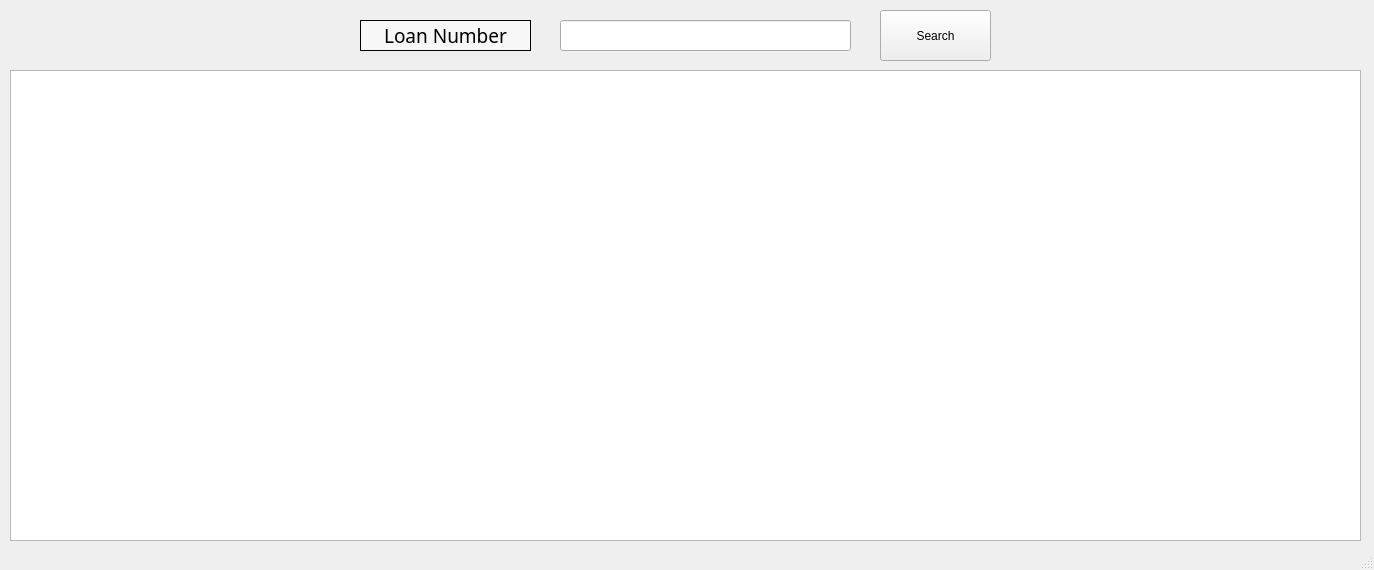
Qt form app/src/pages/search/guarantor.ui (DY-Microfinance-Customer-Management/dymf-algorithm) before a commit.
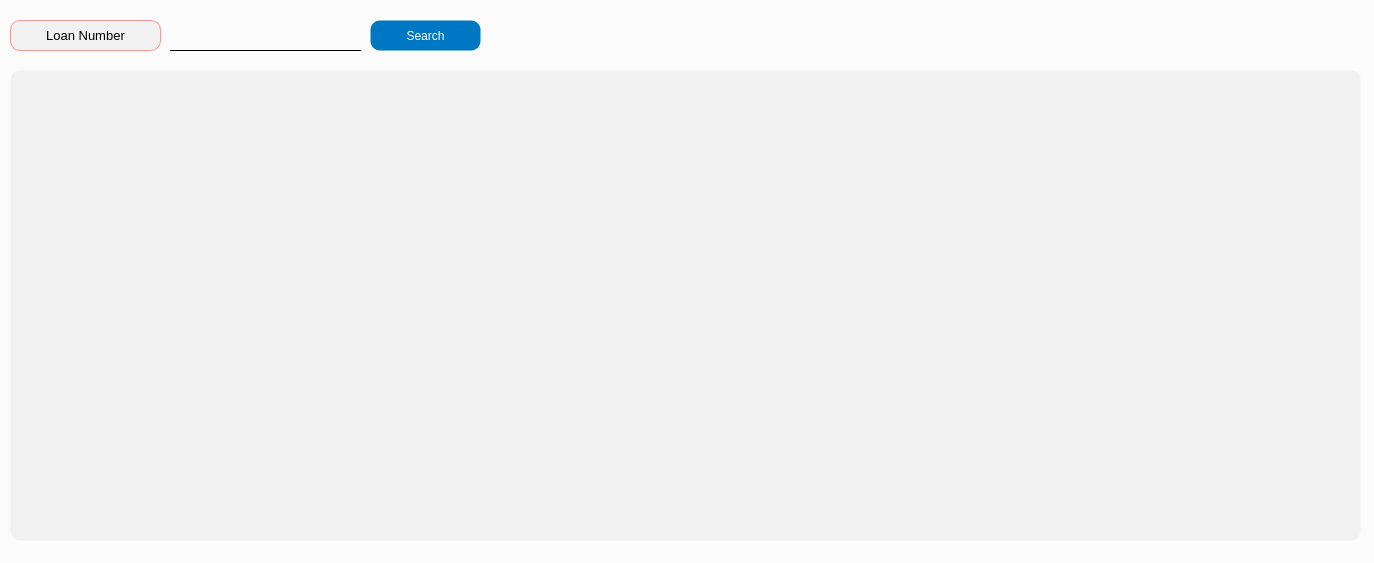
The same form after that commit.

What changed in the file:
```diff
--- a/app/src/pages/search/guarantor.ui
+++ b/app/src/pages/search/guarantor.ui
@@ -7,12 +7,15 @@
     <x>0</x>
     <y>0</y>
     <width>1374</width>
-    <height>570</height>
+    <height>563</height>
    </rect>
   </property>
   <property name="windowTitle">
    <string>Guarantor Search</string>
   </property>
+  <property name="styleSheet">
+   <string notr="true">background-color: #fbfbfb;</string>
+  </property>
   <widget class="QWidget" name="centralwidget">
    <widget class="QTableView" name="guarantorTable">
     <property name="geometry">
@@ -23,37 +26,107 @@
       <height>471</height>
      </rect>
     </property>
+    <property name="styleSheet">
+     <string notr="true">background-color: #f1f1f1;
+border: 1px solid transparent;
+border-radius: 10px;</string>
+    </property>
    </widget>
    <widget class="QPushButton" name="searchButton">
     <property name="geometry">
      <rect>
-      <x>880</x>
-      <y>10</y>
+      <x>370</x>
+      <y>20</y>
       <width>111</width>
-      <height>51</height>
+      <height>31</height>
      </rect>
     </property>
+    <property name="styleSheet">
+     <string notr="true">QPushButton {
+    background-color: #0077c2;
+    color: white;
+    border: 1px solid transparent;
+    border-radius: 10px;
+    padding: 5px 10px;
+}
+
+QPushButton:hover {
+    border: 1px solid white;
+}
+
+QPushButton:pressed {
+    background-color: #005f9e;
+    padding-top: 6px;
+    padding-bottom: 4px;
+}
+
+QPushButton:disabled {
+    background-color: lightgray;
+    color: gray;
+    border: 1px solid gray;
+}
+</string>
+    </property>
     <property name="text">
      <string>Search</string>
     </property>
    </widget>
-   <widget class="QLabel" name="label_16">
+   <widget class="QLineEdit" name="loanNumber">
     <property name="geometry">
      <rect>
-      <x>360</x>
+      <x>170</x>
       <y>20</y>
-      <width>171</width>
+      <width>191</width>
       <height>31</height>
      </rect>
+    </property>
+    <property name="styleSheet">
+     <string notr="true">QLineEdit {
+    border: none;
+    border-bottom: 1px solid black;
+    background-color: transparent;
+    color: black;
+}
+
+QLineEdit:disabled {
+    border: none;
+    border-bottom: 1px solid lightgray;
+    background-color: lightgray;
+    color: lightgray;
+}
+</string>
+    </property>
+   </widget>
+   <widget class="QLabel" name="label_22">
+    <property name="geometry">
+     <rect>
+      <x>10</x>
+      <y>20</y>
+      <width>151</width>
+      <height>31</height>
+     </rect>
+    </property>
+    <property name="minimumSize">
+     <size>
+      <width>0</width>
+      <height>0</height>
+     </size>
+    </property>
+    <property name="maximumSize">
+     <size>
+      <width>16777215</width>
+      <height>16777215</height>
+     </size>
     </property>
     <property name="font">
      <font>
-      <family>Agency FB</family>
-      <pointsize>14</pointsize>
+      <pointsize>10</pointsize>
      </font>
     </property>
     <property name="styleSheet">
-     <string notr="true">background-color:rgb(247, 247, 247)</string>
+     <string notr="true">background-color:rgb(241, 241, 241);
+border: 1px solid #ef9a9a;
+border-radius: 10px;</string>
     </property>
     <property name="frameShape">
      <enum>QFrame::Box</enum>
@@ -65,16 +138,6 @@
      <set>Qt::AlignCenter</set>
     </property>
    </widget>
-   <widget class="QLineEdit" name="loanNumber">
-    <property name="geometry">
-     <rect>
-      <x>560</x>
-      <y>20</y>
-      <width>291</width>
-      <height>31</height>
-     </rect>
-    </property>
-   </widget>
   </widget>
   <widget class="QStatusBar" name="statusbar"/>
  </widget>
```
